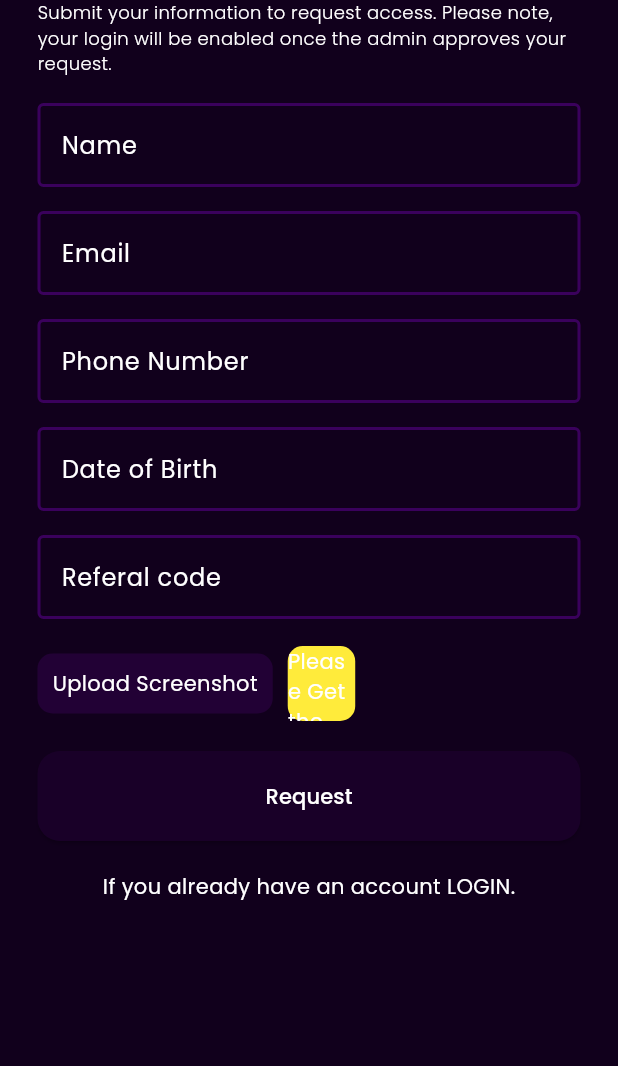
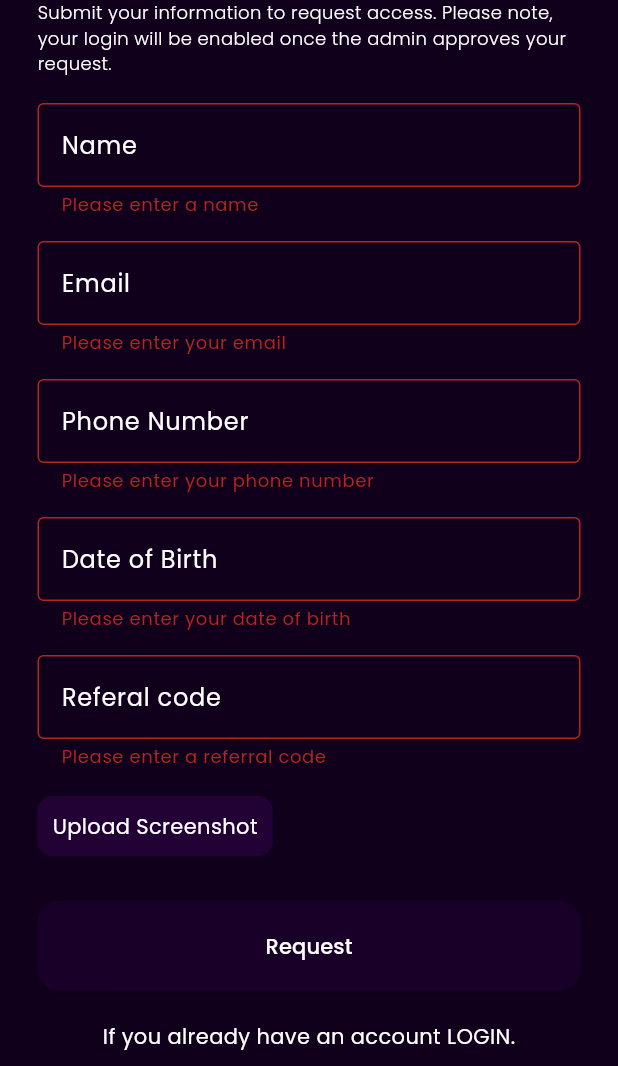
Before and after one commit to haadiyaa/mainford, a Flutter app: the ProfilePage screen opened directly, after a tap on "LOGOUT", after a tap on "If you don’t have an account, request to", after a tap on "Request", on a phone screen of 412 x 824 dp, the part 170-1236 px from its top. Run offline on Flutter 3.47's test engine with Material 3 defaults, Android fonts, the phone set to English and light mode, and no system bars; drawn by our look-alikes of simple_gradient_text; our stand-ins replace card_swiper, image_picker, quickalert; project files that could hold a hidden picture were left out.

Commit message:
registration completed

```diff
--- /dev/null
+++ b/lib/controller/authprovider.dart
@@ -0,0 +1,62 @@
+import 'dart:convert';
+import 'dart:io';
+import 'package:flutter/material.dart';
+import 'package:main_ford/repository/apirepositories.dart';
+
+enum Status {
+  loading,
+  requested,
+  requestAccept,
+  requestFailed,
+  initial,
+  login,
+  loginFailed
+}
+
+class AuthProvider extends ChangeNotifier {
+  Status status = Status.initial;
+  String msg = '';
+  final ApiRepositories apiRepositories = ApiRepositories();
+  Future<void> registerUser({
+    required File file,
+    required String filename,
+    required String name,
+    required String phone,
+    required String email,
+    required String dob,
+    required String refer,
+  }) async {
+
+    status = Status.loading;
+    notifyListeners();
+    print('loading');
+    try {
+      final response = await apiRepositories.registeRequest(
+          file: file,
+          filename: filename,
+          name: name,
+          phone: phone,
+          email: email,
+          dob: dob,
+          refer: refer);
+      print(response.statusCode);
+      final data = jsonDecode(response.body);
+      if (response.statusCode == 201) {
+        print('success');
+        status = Status.requested;
+        notifyListeners();
+      } else {
+        print('error');
+        status = Status.requestFailed;
+        msg = data['message'];
+        notifyListeners();
+      }
+      print('completed');
+    } catch (e) {
+      print(e.toString());
+      status = Status.requestFailed;
+      msg = e.toString();
+      notifyListeners();
+    }
+  }
+}
--- a/lib/resources/appcolors.dart
+++ b/lib/resources/appcolors.dart
@@ -8,5 +8,6 @@ class AppColors {
   static const Color white=Colors.white;
   static const Color yellow=Colors.yellow;
   static const Color black=Colors.black;
+  static const Color red=Colors.red;
   static const Color transparent=Colors.transparent;
 }
--- /dev/null
+++ b/lib/resources/appvalidators.dart
@@ -0,0 +1,51 @@
+import 'dart:io';
+
+class AppValidators {
+  String? nameValidator({required String? value}) {
+    if (value == null || value.isEmpty) {
+      return 'Please enter a name';
+    } else {
+      return null;
+    }
+  }
+
+  String? emailValidator({required String? value}) {
+    if (value == null || value.isEmpty) {
+      return 'Please enter your email';
+    } else {
+      return null;
+    }
+  }
+
+  String? phoneValidator({required String? value}) {
+    if (value == null || value.isEmpty) {
+      return 'Please enter your phone number';
+    } else {
+      return null;
+    }
+  }
+
+  String? dobValidator({required String? value}) {
+    if (value == null || value.isEmpty) {
+      return 'Please enter your date of birth';
+    } else {
+      return null;
+    }
+  }
+
+  String? referralValidator({required String? value}) {
+    if (value == null || value.isEmpty) {
+      return 'Please enter a referral code';
+    } else {
+      return null;
+    }
+  }
+
+  String? imageValidator({required File? value}) {
+    if (value == null) {
+      return 'Please select an image';
+    } else {
+      return null;
+    }
+  }
+}
--- a/lib/view/bloc/bloc/auth_bloc.dart
+++ /dev/null
@@ -1,16 +0,0 @@
-import 'dart:async';
-import 'dart:io';
-
-import 'package:flutter/material.dart';
-import 'package:flutter_bloc/flutter_bloc.dart';
-import 'package:meta/meta.dart';
-
-part 'auth_event.dart';
-part 'auth_state.dart';
-
-class AuthBloc extends Bloc<AuthEvent, AuthState> {
-  AuthBloc() : super(AuthState()) {
-    // on<DatePickEvent>(_datePick);
-    // on<ImagePickEvent>(_imagePick);
-  }
-}
--- a/lib/view/bloc/bloc/auth_event.dart
+++ /dev/null
@@ -1,7 +0,0 @@
-part of 'auth_bloc.dart';
-
-@immutable
-abstract class AuthEvent {}
-
-// class DatePickEvent extends AuthEvent {}
-// class ImagePickEvent extends AuthEvent {}
--- a/lib/view/bloc/bloc/auth_state.dart
+++ /dev/null
@@ -1,6 +0,0 @@
-part of 'auth_bloc.dart';
-
-@immutable
-class AuthState {}
-
-class AuthInitial extends AuthState {}
--- a/lib/view/view/authentication/view/loginpage.dart
+++ b/lib/view/view/authentication/view/loginpage.dart
@@ -69,7 +69,7 @@ class _LoginPageState extends State<LoginPage> {
               GestureDetector(
                 onTap: () {
                   Navigator.pushReplacement(context,
-                      MaterialPageRoute(builder: (_) => const RegisterPageWrapper()));
+                      MaterialPageRoute(builder: (_) => const RegisterPage()));
                 },
                 child: const Text(
                     "If you don’t have an account, request to Login here."),
--- a/lib/view/view/authentication/view/registerpage.dart
+++ b/lib/view/view/authentication/view/registerpage.dart
@@ -1,29 +1,21 @@
 import 'dart:io';
 
 import 'package:flutter/material.dart';
-import 'package:flutter_bloc/flutter_bloc.dart';
 import 'package:image_picker/image_picker.dart';
 import 'package:intl/intl.dart';
+import 'package:main_ford/controller/authprovider.dart';
+import 'package:main_ford/controller/functionsprovider.dart';
 import 'package:main_ford/resources/appcolors.dart';
+import 'package:main_ford/resources/appvalidators.dart';
 import 'package:main_ford/resources/constants.dart';
 import 'package:main_ford/resources/mytextstyles.dart';
-import 'package:main_ford/view/bloc/bloc/auth_bloc.dart';
 import 'package:main_ford/view/view/authentication/view/loginpage.dart';
 import 'package:main_ford/view/view/authentication/widgets/custombutton.dart';
 import 'package:main_ford/view/view/authentication/widgets/customtextfield.dart';
+import 'package:provider/provider.dart';
+import 'package:quickalert/models/quickalert_type.dart';
+import 'package:quickalert/widgets/quickalert_dialog.dart';
 import 'package:simple_gradient_text/simple_gradient_text.dart';
-
-class RegisterPageWrapper extends StatelessWidget {
-  const RegisterPageWrapper({super.key});
-
-  @override
-  Widget build(BuildContext context) {
-    return BlocProvider(
-      create: (context) => AuthBloc(),
-      child: const RegisterPage(),
-    );
-  }
-}
 
 class RegisterPage extends StatefulWidget {
   const RegisterPage({super.key});
@@ -39,10 +31,16 @@ class _RegisterPageState extends State<RegisterPage> {
   final TextEditingController phoneController = TextEditingController();
   final TextEditingController codeController = TextEditingController();
   final key = GlobalKey<FormState>();
+  final AppValidators appValidators = AppValidators();
   File? selectedImage;
+  String? imageValidation;
 
   @override
   Widget build(BuildContext context) {
+    final authProvider = Provider.of<AuthProvider>(context, listen: false);
+    final functionProvider =
+        Provider.of<FunctionsProvider>(context, listen: false);
+
     return Scaffold(
       appBar: AppBar(backgroundColor: AppColors.transparent),
       body: Padding(
@@ -79,18 +77,30 @@ class _RegisterPageState extends State<RegisterPage> {
                         keyboardType: TextInputType.name,
                         text: 'Name',
                         controller: nameController,
+                        validator: (value) {
+                          return appValidators.nameValidator(value: value);
+                        },
                       ),
                       CustomTextField(
+                        validator: (value) {
+                          return appValidators.emailValidator(value: value);
+                        },
                         keyboardType: TextInputType.emailAddress,
                         text: 'Email',
                         controller: emailController,
                       ),
                       CustomTextField(
+                        validator: (value) {
+                          return appValidators.phoneValidator(value: value);
+                        },
                         keyboardType: TextInputType.phone,
                         text: 'Phone Number',
                         controller: phoneController,
                       ),
                       CustomTextField(
+                        validator: (value) {
+                          return appValidators.dobValidator(value: value);
+                        },
                         text: 'Date of Birth',
                         controller: dateController,
                         keyboardType: TextInputType.none,
@@ -99,17 +109,23 @@ class _RegisterPageState extends State<RegisterPage> {
                         },
                       ),
                       CustomTextField(
+                        validator: (value) {
+                          return appValidators.referralValidator(value: value);
+                        },
                         keyboardType: TextInputType.name,
                         text: 'Referal code',
                         controller: codeController,
                       ),
                       Constants.height10,
+                      Column(
+                        crossAxisAlignment: CrossAxisAlignment.start,
+                        children: [
                           Row(
                             mainAxisAlignment: MainAxisAlignment.start,
                             children: [
                               GestureDetector(
-                            onTap: ()async{
-                             await  getImage();
+                                onTap: () async {
+                                  await getImage();
                                 },
                                 child: Container(
                                   padding: const EdgeInsets.all(10),
@@ -121,21 +137,103 @@ class _RegisterPageState extends State<RegisterPage> {
                                 ),
                               ),
                               Constants.width10,
+                              selectedImage != null
+                                  ? Row(
+                                      children: [
                                         Container(
                                           height: 50,
                                           width: 45,
                                           decoration: BoxDecoration(
-                              borderRadius: BorderRadius.circular(10),
-                              color: AppColors.yellow,
+                                            borderRadius:
+                                                BorderRadius.circular(10),
                                           ),
                                           child: selectedImage != null
-                                ? Image.file(selectedImage!, fit: BoxFit.cover)
-                                : const Center(
-                                    child: Text("Please Get the Image")),
+                                              ? Image.file(selectedImage!,
+                                                  fit: BoxFit.cover)
+                                              : null,
+                                        ),
+                                        ElevatedButton.icon(
+                                          style: ElevatedButton.styleFrom(
+                                              backgroundColor:
+                                                  AppColors.transparent),
+                                          onPressed: () {
+                                            print('object');
+                                            setState(() {
+                                              selectedImage = null;
+                                            });
+                                          },
+                                          label: const Icon(
+                                            Icons.cancel_outlined,
+                                          ),
+                                        ),
+                                      ],
+                                    )
+                                  : const SizedBox(),
+                            ],
+                          ),
+                          imageValidation != null
+                              ? Text(imageValidation!,
+                                  style: const TextStyle(
+                                      color: AppColors.red, fontSize: 10))
+                              : const SizedBox(
+                                  height: 10,
                                 ),
                         ],
                       ),
-                      CustomElButton(text: 'Request', onPressed: () {})
+                      CustomElButton(
+                        text: 'Request',
+                        onPressed: () async {
+                          if (key.currentState!.validate()) {
+                            FocusScope.of(context).unfocus();
+                            if (selectedImage == null) {
+                              setState(() {
+                                imageValidation = appValidators.imageValidator(
+                                    value: selectedImage);
+                              });
+                            } else {
+                              QuickAlert.show(
+                                context: context,
+                                type: QuickAlertType.loading,
+                                text: "Please wait",
+                              );
+                              await authProvider
+                                  .registerUser(
+                                file: selectedImage!,
+                                filename: selectedImage!.path.split('/').last,
+                                name: nameController.text.trim(),
+                                phone: phoneController.text.trim(),
+                                email: emailController.text.trim(),
+                                dob: dateController.text.trim(),
+                                refer: codeController.text.trim(),
+                              )
+                                  .then(
+                                (value) {
+                                  Navigator.pop(context);
+                                  if (authProvider.status == Status.requested) {
+                                    QuickAlert.show(
+                                        confirmBtnColor: AppColors.bgColor,
+                                        context: context,
+                                        type: QuickAlertType.success,
+                                        text: 'Request Successful!');
+                                  }
+                                  if (authProvider.status ==
+                                      Status.requestFailed) {
+                                    QuickAlert.show(
+                                      confirmBtnColor: AppColors.bgColor,
+                                      context: context,
+                                      type: QuickAlertType.error,
+                                      text: authProvider.msg,
+                                      onCancelBtnTap: () {
+
+                                      },
+                                    );
+                                  }
+                                },
+                              );
+                            }
+                          }
+                        },
+                      ),
                     ],
                   ),
                 ),
@@ -157,9 +255,9 @@ class _RegisterPageState extends State<RegisterPage> {
   Future<void> getImage() async {
     final ImagePicker picker = ImagePicker();
     final XFile? image = await picker.pickImage(source: ImageSource.gallery);
-
     if (image != null) {
       setState(() {
+        imageValidation = null;
         selectedImage = File(image.path);
       });
     }
@@ -189,16 +287,4 @@ class _RegisterPageState extends State<RegisterPage> {
     phoneController.dispose();
     codeController.dispose();
   }
-
-  Future<void> _getImage(BuildContext context) async {
-    if (selectedImage != null) {
-      var imageFile = selectedImage;
-      /*var image = imageLib.decodeImage(imageFile.readAsBytesSync());
-      fileName = basename(imageFile.path);
-      image = imageLib.copyResize(image,
-          width: (MediaQuery.of(context).size.width * 0.8).toInt(),
-          height: (MediaQuery.of(context).size.height * 0.7).toInt());
-      _image = image;*/
 }
-  }
-}
--- a/lib/view/view/authentication/widgets/customtextfield.dart
+++ b/lib/view/view/authentication/widgets/customtextfield.dart
@@ -18,6 +18,8 @@ class CustomTextField extends StatelessWidget {
     return Padding(
       padding: const EdgeInsets.symmetric(vertical:8.0),
       child: TextFormField(
+        autovalidateMode: AutovalidateMode.onUserInteraction,
+        textInputAction: TextInputAction.next,
         onTap: onTap,
         keyboardType: keyboardType,
         controller: controller,
--- a/pubspec.yaml
+++ b/pubspec.yaml
@@ -40,6 +40,10 @@ dependencies:
   flutter_bloc: ^8.1.6
   intl: ^0.19.0
   image_picker: ^1.1.2
+  provider: ^6.1.2
+  http: ^1.2.2
+  http_parser: ^4.0.2
+  quickalert: ^1.1.0
 
 dev_dependencies:
   flutter_test:
```
Also changed, not shown: lib/controller/functionsprovider.dart (+33 -0 lines), lib/main.dart (+14 -1 lines), lib/repository/apirepositories.dart (added, +54 -0 lines), pubspec.lock. Lines whose indentation alone changed are shown as unchanged.
